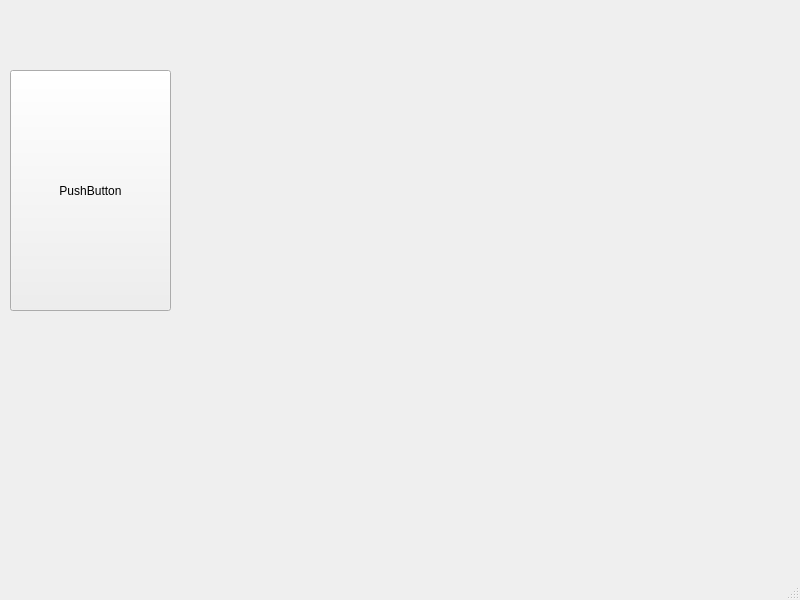
The window that mainwindow.ui (juzzzzzt/SpaceMissions) describes before a commit, drawn with Qt 5.
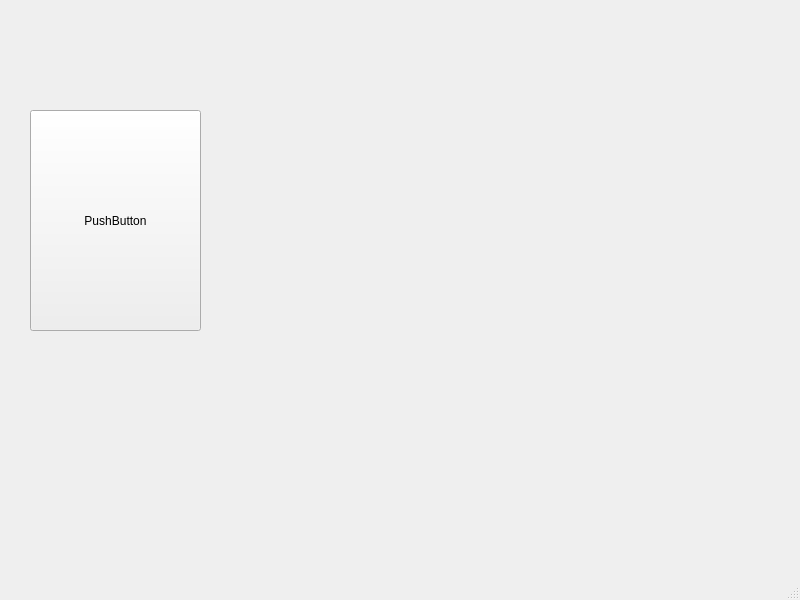
The same window after the commit.

Patch:
```diff
--- a/mainwindow.ui
+++ b/mainwindow.ui
@@ -17,10 +17,10 @@
    <widget class="QPushButton" name="pushButton">
     <property name="geometry">
      <rect>
-      <x>10</x>
-      <y>70</y>
-      <width>161</width>
-      <height>241</height>
+      <x>30</x>
+      <y>110</y>
+      <width>171</width>
+      <height>221</height>
      </rect>
     </property>
     <property name="text">
```
